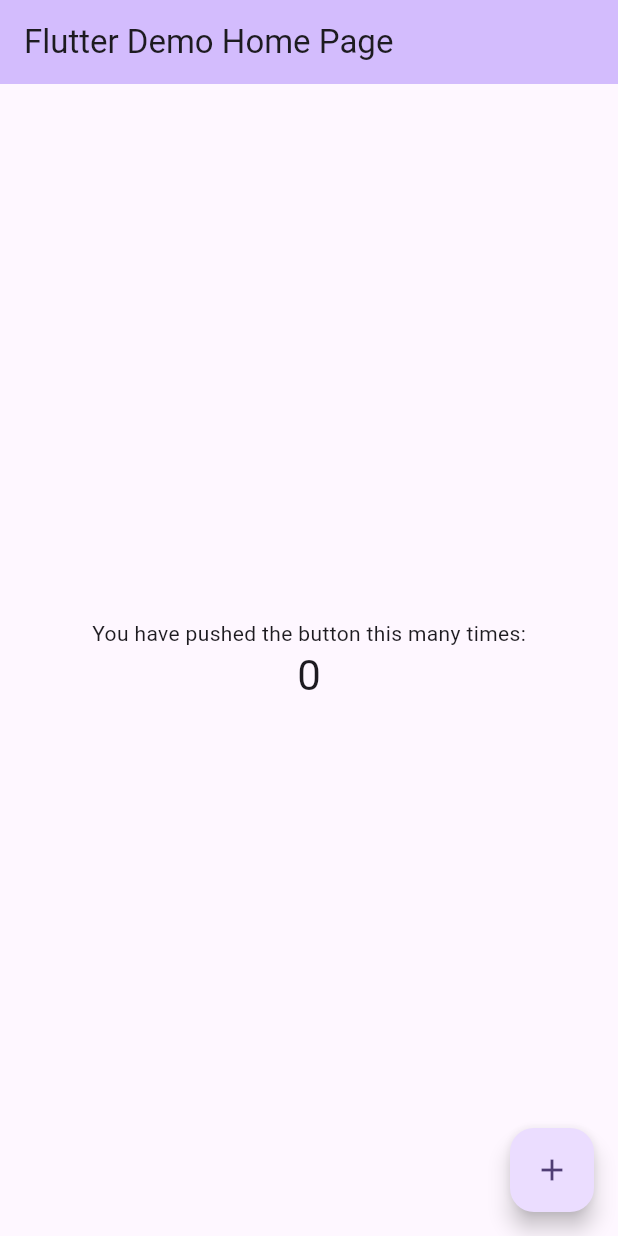
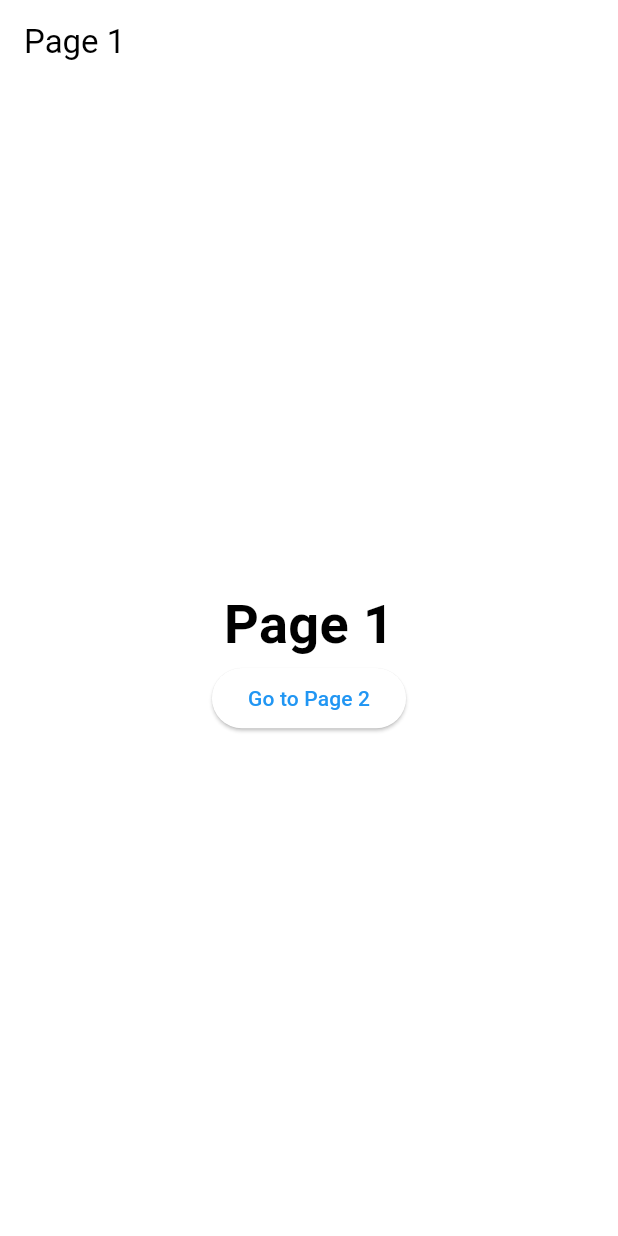
Before and after one commit to CherifD/flutter_reload_page_on_back_nav, a Flutter app: the screen it shows after launch, on a phone screen of 412 x 824 dp. Run offline on Flutter 3.47's test engine with Material 3 defaults, Android fonts, the light colour scheme and no system bars; our stand-ins replace go_router.

Commit message:
Initial commit.

```diff
--- a/lib/main.dart
+++ b/lib/main.dart
@@ -1,4 +1,5 @@
 import 'package:flutter/material.dart';
+import 'package:reload_page_on_back_navigation/navigation/navigation_schema.dart';
 
 void main() {
   runApp(const MyApp());
@@ -10,116 +11,28 @@
   // This widget is the root of your application.
   @override
   Widget build(BuildContext context) {
-    return MaterialApp(
-      title: 'Flutter Demo',
+    return MaterialApp.router(
+      title: 'Page Reload on Back Navigation',
       theme: ThemeData(
-        // This is the theme of your application.
-        //
-        // TRY THIS: Try running your application with "flutter run". You'll see
-        // the application has a purple toolbar. Then, without quitting the app,
-        // try changing the seedColor in the colorScheme below to Colors.green
-        // and then invoke "hot reload" (save your changes or press the "hot
-        // reload" button in a Flutter-supported IDE, or press "r" if you used
-        // the command line to start the app).
-        //
-        // Notice that the counter didn't reset back to zero; the application
-        // state is not lost during the reload. To reset the state, use hot
-        // restart instead.
-        //
-        // This works for code too, not just values: Most code changes can be
-        // tested with just a hot reload.
-        colorScheme: ColorScheme.fromSeed(seedColor: Colors.deepPurple),
-        useMaterial3: true,
+        primarySwatch: Colors.blue,
+        colorScheme: ColorScheme.fromSwatch(
+          primarySwatch: Colors.blue,
+          accentColor: Colors.orange,
+          cardColor: Colors.white,
+          backgroundColor: Colors.grey[200],
+          errorColor: Colors.red,
+          brightness: Brightness.light,
+        ),
+        textTheme: const TextTheme(
+          headlineMedium: TextStyle(
+            fontSize: 36.0,
+            fontWeight: FontWeight.bold,
+          ),
+        ),
       ),
-      home: const MyHomePage(title: 'Flutter Demo Home Page'),
+      routerDelegate: navRouter.routerDelegate,
+      routeInformationParser: navRouter.routeInformationParser,
+      routeInformationProvider: navRouter.routeInformationProvider,
     );
   }
 }
-
-class MyHomePage extends StatefulWidget {
-  const MyHomePage({super.key, required this.title});
-
-  // This widget is the home page of your application. It is stateful, meaning
-  // that it has a State object (defined below) that contains fields that affect
-  // how it looks.
-
-  // This class is the configuration for the state. It holds the values (in this
-  // case the title) provided by the parent (in this case the App widget) and
-  // used by the build method of the State. Fields in a Widget subclass are
-  // always marked "final".
-
-  final String title;
-
-  @override
-  State<MyHomePage> createState() => _MyHomePageState();
-}
-
-class _MyHomePageState extends State<MyHomePage> {
-  int _counter = 0;
-
-  void _incrementCounter() {
-    setState(() {
-      // This call to setState tells the Flutter framework that something has
-      // changed in this State, which causes it to rerun the build method below
-      // so that the display can reflect the updated values. If we changed
-      // _counter without calling setState(), then the build method would not be
-      // called again, and so nothing would appear to happen.
-      _counter++;
-    });
-  }
-
-  @override
-  Widget build(BuildContext context) {
-    // This method is rerun every time setState is called, for instance as done
-    // by the _incrementCounter method above.
-    //
-    // The Flutter framework has been optimized to make rerunning build methods
-    // fast, so that you can just rebuild anything that needs updating rather
-    // than having to individually change instances of widgets.
-    return Scaffold(
-      appBar: AppBar(
-        // TRY THIS: Try changing the color here to a specific color (to
-        // Colors.amber, perhaps?) and trigger a hot reload to see the AppBar
-        // change color while the other colors stay the same.
-        backgroundColor: Theme.of(context).colorScheme.inversePrimary,
-        // Here we take the value from the MyHomePage object that was created by
-        // the App.build method, and use it to set our appbar title.
-        title: Text(widget.title),
-      ),
-      body: Center(
-        // Center is a layout widget. It takes a single child and positions it
-        // in the middle of the parent.
-        child: Column(
-          // Column is also a layout widget. It takes a list of children and
-          // arranges them vertically. By default, it sizes itself to fit its
-          // children horizontally, and tries to be as tall as its parent.
-          //
-          // Column has various properties to control how it sizes itself and
-          // how it positions its children. Here we use mainAxisAlignment to
-          // center the children vertically; the main axis here is the vertical
-          // axis because Columns are vertical (the cross axis would be
-          // horizontal).
-          //
-          // TRY THIS: Invoke "debug painting" (choose the "Toggle Debug Paint"
-          // action in the IDE, or press "p" in the console), to see the
-          // wireframe for each widget.
-          mainAxisAlignment: MainAxisAlignment.center,
-          children: <Widget>[
-            const Text(
-              'You have pushed the button this many times:',
-            ),
-            Text(
-              '$_counter',
-              style: Theme.of(context).textTheme.headlineMedium,
-            ),
-          ],
-        ),
-      ),
-      floatingActionButton: FloatingActionButton(
-        onPressed: _incrementCounter,
-        tooltip: 'Increment',
-        child: const Icon(Icons.add),
-      ), // This trailing comma makes auto-formatting nicer for build methods.
-    );
-  }
-}
--- /dev/null
+++ b/lib/navigation/navigation_schema.dart
@@ -0,0 +1,22 @@
+import 'package:flutter/material.dart';
+import 'package:go_router/go_router.dart';
+import 'package:reload_page_on_back_navigation/navigation/route_paths.dart';
+import 'package:reload_page_on_back_navigation/presentation/page1_page.dart';
+import 'package:reload_page_on_back_navigation/presentation/page2_page.dart';
+
+final navRouter = GoRouter(
+  routes: <RouteBase>[
+    GoRoute(
+      path: '/',
+      builder: (BuildContext context, GoRouterState routerState) {
+        return Page1Page();
+      },
+      routes: <RouteBase>[
+        GoRoute(
+          path: page2,
+          builder: (context, state) => Page2Page(),
+        ),
+      ],
+    ),
+  ],
+);
--- /dev/null
+++ b/lib/presentation/page1_page.dart
@@ -0,0 +1,37 @@
+import 'package:flutter/material.dart';
+import 'package:reload_page_on_back_navigation/navigation/global_navigation.dart';
+
+class Page1Page extends StatelessWidget {
+  Page1Page({super.key}) {
+    debugPrint('Page1Page constructor');
+  }
+
+  @override
+  Widget build(BuildContext context) {
+    return Scaffold(
+      appBar: AppBar(
+        title: const Text('Page 1'),
+      ),
+      body: Center(
+        child: Column(
+          mainAxisAlignment: MainAxisAlignment.center,
+          children: <Widget>[
+            const Text(
+              'Page 1',
+              style: TextStyle(
+                fontSize: 36.0,
+                fontWeight: FontWeight.bold,
+              ),
+            ),
+            ElevatedButton(
+              onPressed: () {
+                context.navToPage2();
+              },
+              child: const Text('Go to Page 2'),
+            ),
+          ],
+        ),
+      ),
+    );
+  }
+}
```
Also changed, not shown: lib/navigation/global_navigation.dart (added, +9 -0 lines), lib/navigation/route_paths.dart (added, +11 -0 lines), lib/presentation/page2_page.dart (added, +30 -0 lines).
